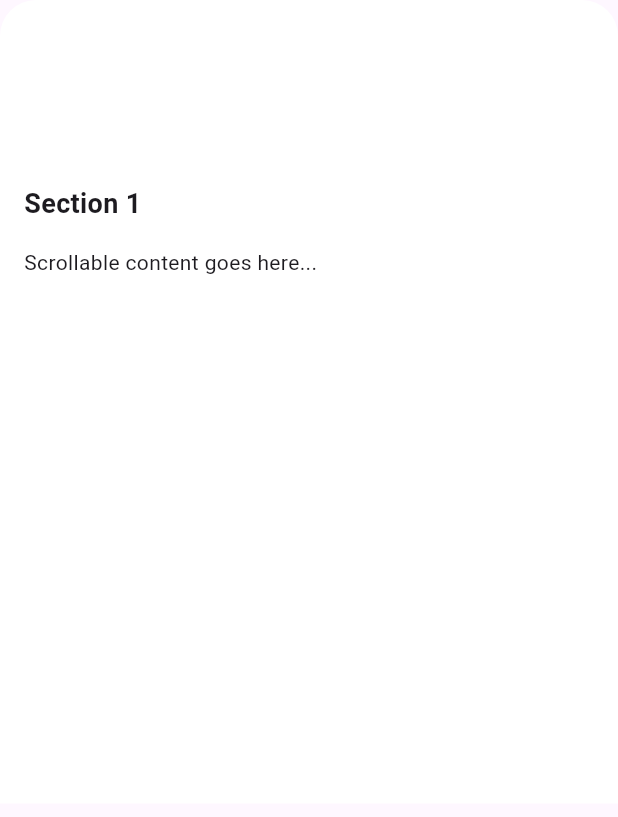
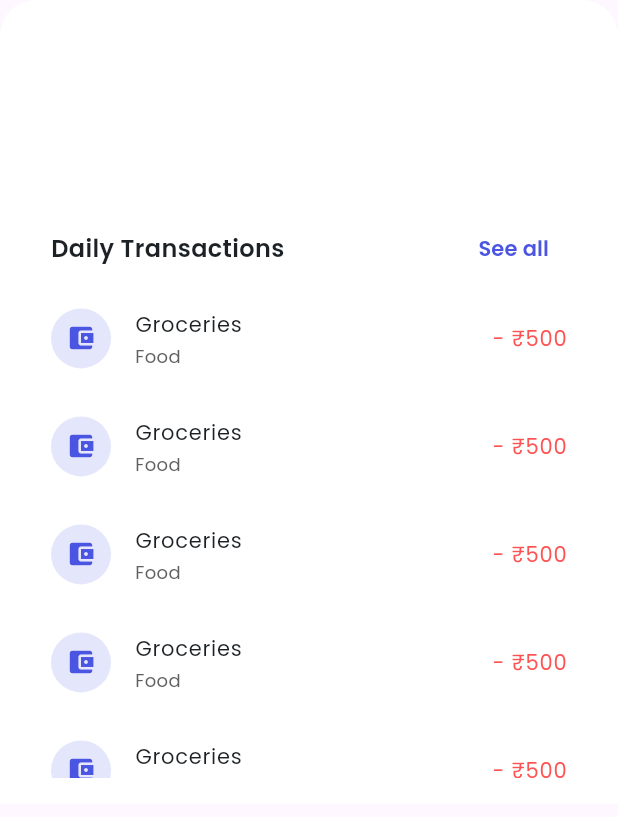
Before and after one commit to AtharvaParkale/expense-tracker, a Flutter app: the DashboardBaseBottomSheetWidget widget shown alone on an empty page, opened directly, on a phone screen of 412 x 824 dp. Shown: the top 817 px of the screen. Run offline on Flutter 3.47's test engine with Material 3 defaults, Android fonts, the phone set to English and light mode, and no system bars; our stand-ins replace bloc, flutter_bloc, fpdart, get_it, google_sign_in, internet_connection_checker_plus and 3 more; accounts and stored records are empty.

Commit message:
:memo: add ui for transaction list on dashboard

```diff
--- a/lib/features/dashboard/presentation/widgets/base_ui_component_widget.dart
+++ b/lib/features/dashboard/presentation/widgets/base_ui_component_widget.dart
@@ -20,7 +20,6 @@ class BaseUIComponentWidget extends StatelessWidget {
           child: Stack(
             clipBehavior: Clip.none,
             children: [
-              // This
               const DashboardBaseBottomSheetWidget(),
               floatingWidget,
             ],
--- a/lib/features/dashboard/presentation/widgets/dashboard_base_bottom_sheet_widget.dart
+++ b/lib/features/dashboard/presentation/widgets/dashboard_base_bottom_sheet_widget.dart
@@ -1,3 +1,4 @@
+import 'package:expense_tracker_app/features/dashboard/presentation/widgets/transaction_list_widget.dart';
 import 'package:flutter/material.dart';
 
 class DashboardBaseBottomSheetWidget extends StatelessWidget {
@@ -15,22 +16,13 @@ class DashboardBaseBottomSheetWidget extends StatelessWidget {
           topRight: Radius.circular(24),
         ),
       ),
-      child: SingleChildScrollView(
-        padding: const EdgeInsets.all(16),
-        child: Column(
-          crossAxisAlignment: CrossAxisAlignment.start,
-          children: [
-            SizedBox(height: MediaQuery.of(context).size.height * 0.13),
-            const Text(
-              "Section 1",
-              style: TextStyle(fontSize: 18, fontWeight: FontWeight.bold),
-            ),
-            const SizedBox(height: 16),
-            const Text("Scrollable content goes here..."),
-            const SizedBox(height: 400),
-          ],
-        ),
+      padding: EdgeInsets.only(
+        top: MediaQuery.of(context).size.height * 0.15,
+        left: 16,
+        right: 16,
+        bottom: 17,
       ),
+      child: const TransactionListWidget(),
     );
   }
 }
--- /dev/null
+++ b/lib/features/dashboard/presentation/widgets/transaction_list_widget.dart
@@ -0,0 +1,100 @@
+import 'package:expense_tracker_app/core/constants/app_font_weigth.dart';
+import 'package:expense_tracker_app/core/theme/app_pallete.dart';
+import 'package:expense_tracker_app/core/theme/app_text_theme.dart';
+import 'package:flutter/material.dart';
+
+class TransactionListWidget extends StatelessWidget {
+  const TransactionListWidget({super.key});
+
+  @override
+  Widget build(BuildContext context) {
+    return Container(
+      color: Colors.white,
+      child: SingleChildScrollView(
+        padding: const EdgeInsets.all(18),
+        child: Column(
+          crossAxisAlignment: CrossAxisAlignment.start,
+          children: [_buildHeader(), _buildList()],
+        ),
+      ),
+    );
+  }
+
+  ListView _buildList() {
+    return ListView.builder(
+      shrinkWrap: true,
+      physics: const NeverScrollableScrollPhysics(),
+      itemCount: 5,
+      itemBuilder: (context, index) {
+        return ListTile(
+          contentPadding: EdgeInsets.zero,
+          leading: _buildIcon(),
+          title: Text(
+            "Groceries",
+            style: appTextTheme.bodyMedium?.copyWith(
+              color: AppPallete.bgBlack,
+              fontWeight: AppFontWeight.semiBold,
+            ),
+          ),
+          subtitle: Text(
+            "Food",
+            style: appTextTheme.bodySmall?.copyWith(
+              color: AppPallete.greyColor,
+              fontWeight: AppFontWeight.medium,
+            ),
+          ),
+          trailing: Text(
+            "- ₹500",
+            style: appTextTheme.bodyMedium?.copyWith(
+              color: Colors.redAccent,
+              fontWeight: AppFontWeight.semiBold,
+            ),
+          ),
+        );
+      },
+    );
+  }
+
+  Container _buildIcon() {
+    return Container(
+      padding: const EdgeInsets.all(10),
+      decoration: BoxDecoration(
+        color: AppPallete.primaryColor.withOpacity(0.15),
+        // light purple bg
+        shape: BoxShape.circle,
+      ),
+      child: const Icon(
+        Icons.account_balance_wallet,
+        color: AppPallete.primaryColor,
+        size: 20,
+      ),
+    );
+  }
+
+  Row _buildHeader() {
+    return Row(
+      children: [
+        Text(
+          "Daily Transactions",
+          style: appTextTheme.titleMedium?.copyWith(
+            color: AppPallete.bgBlack,
+            fontWeight: AppFontWeight.semiBold,
+            fontSize: 16,
+          ),
+        ),
+        const Spacer(),
+        TextButton(
+          onPressed: () {},
+          child: Text(
+            "See all",
+            style: appTextTheme.titleMedium?.copyWith(
+              color: AppPallete.primaryColor,
+              fontWeight: AppFontWeight.semiBold,
+              fontSize: 14,
+            ),
+          ),
+        ),
+      ],
+    );
+  }
+}
```
